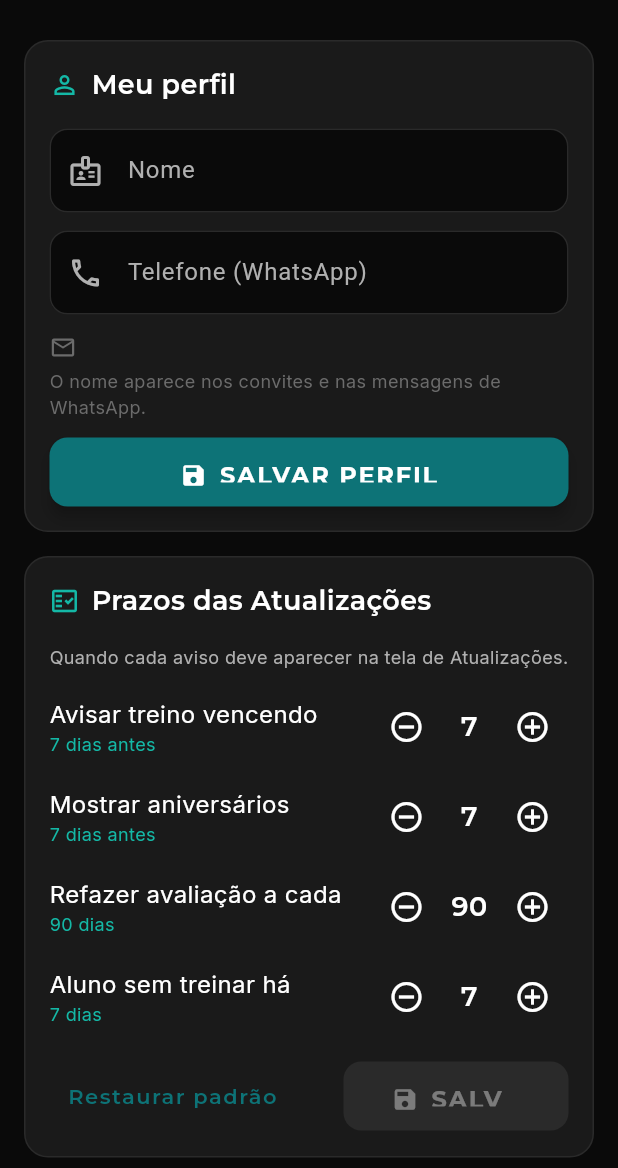
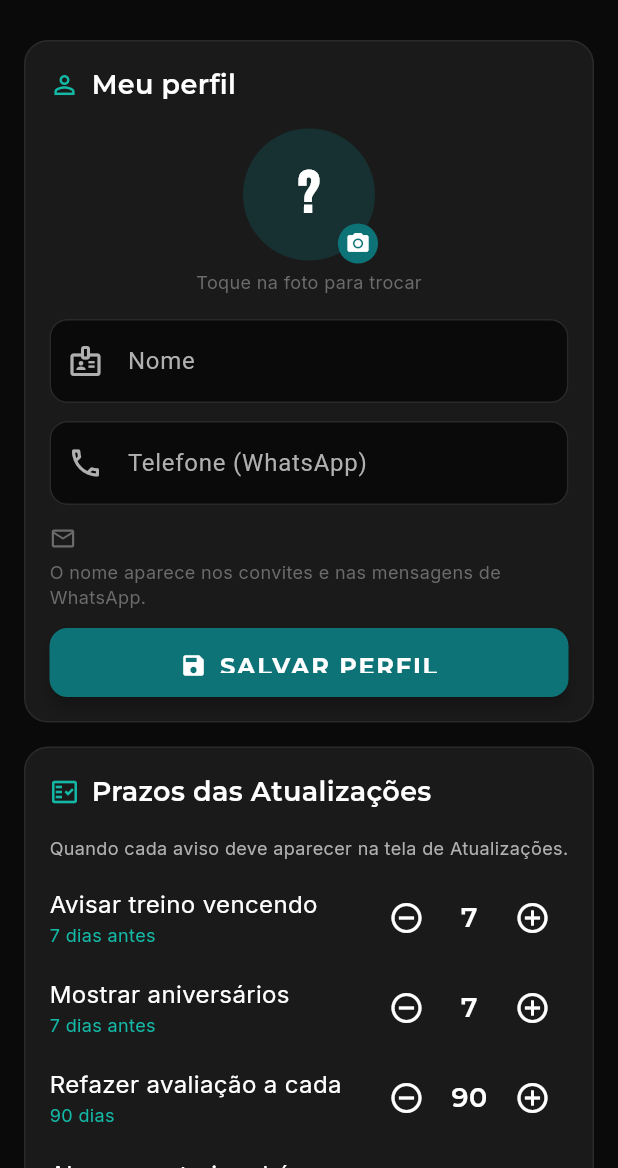
Before and after one commit to vitorlobo13/testetimelobao, a Flutter app: the SettingsPage screen opened directly, on a phone screen of 412 x 824 dp, the part 68-1236 px from its top. Run offline on Flutter 3.47's test engine with Material 3 defaults, Android fonts, the phone set to English and light mode, and no system bars; our stand-ins replace chewie, cloud_firestore, cloud_functions, firebase_auth, firebase_core, firebase_messaging and 7 more; accounts and stored records are empty; network calls fail.

Commit message:
feat(ajustes): foto de perfil do personal e do aluno
- ProfileAvatar compartilhado: escolher/trocar/remover foto (até 5 MB,
  redimensionada para 600 px) em users/{uid}/avatar_*.jpg
- personal: toque no avatar do menu lateral ou em Configurações > Meu perfil
- aluno: toque na foto do Meu Perfil; a foto é copiada para o vínculo,
  e o personal passa a vê-la na lista e na ficha do aluno
- regras: Storage users/{uid}/ (só o dono grava, logados leem);
  aluno pode atualizar photoUrl do próprio vínculo

Co-Authored-By: Claude Opus 5.5 <noreply@anthropic.com>
Claude-Session: https://claude.ai/code/session_01M2jq7MtYMt1oXbMTFh1QZS

```diff
--- a/lib/features/auth/domain/entities/user_entity.dart
+++ b/lib/features/auth/domain/entities/user_entity.dart
@@ -20,13 +20,14 @@ class UserEntity {
     this.isActive = true,
   });
 
-  UserEntity copyWith({String? name, String? phone, String? photoUrl}) =>
+  UserEntity copyWith(
+          {String? name, String? phone, String? photoUrl, bool clearPhoto = false}) =>
       UserEntity(
         id: id,
         name: name ?? this.name,
         email: email,
         userType: userType,
-        photoUrl: photoUrl ?? this.photoUrl,
+        photoUrl: clearPhoto ? null : (photoUrl ?? this.photoUrl),
         phone: phone ?? this.phone,
         createdAt: createdAt,
         isActive: isActive,
--- a/lib/features/trainer/presentation/pages/settings_page.dart
+++ b/lib/features/trainer/presentation/pages/settings_page.dart
@@ -5,6 +5,7 @@ import '../../../../core/theme/app_colors.dart';
 import '../../../../core/theme/app_text_styles.dart';
 import '../../../auth/data/repositories/auth_repository.dart';
 import '../../../auth/presentation/providers/auth_provider.dart';
+import '../../../../shared/widgets/profile_avatar.dart';
 import '../../domain/services/trainer_updates.dart';
 import '../providers/trainer_settings_provider.dart';
 
@@ -107,6 +108,14 @@ class _SettingsPageState extends ConsumerState<SettingsPage> {
             title: 'Meu perfil',
             icon: Icons.person_outline,
             children: [
+              const Center(child: ProfileAvatar(radius: 44)),
+              const SizedBox(height: 6),
+              Center(
+                child: Text('Toque na foto para trocar',
+                    style: AppTextStyles.bodySmall
+                        .copyWith(color: AppColors.textTertiary)),
+              ),
+              const SizedBox(height: 16),
               _field(_name, 'Nome', Icons.badge_outlined),
               const SizedBox(height: 12),
               _field(_phone, 'Telefone (WhatsApp)', Icons.phone_outlined,
--- /dev/null
+++ b/lib/shared/widgets/profile_avatar.dart
@@ -0,0 +1,187 @@
+import 'package:firebase_storage/firebase_storage.dart';
+import 'package:flutter/material.dart';
+import 'package:flutter_riverpod/flutter_riverpod.dart';
+import 'package:image_picker/image_picker.dart';
+
+import '../../core/theme/app_colors.dart';
+import '../../core/theme/app_text_styles.dart';
+import '../../features/auth/presentation/providers/auth_provider.dart';
+
+/// Foto de perfil do usuário logado (personal ou aluno).
+/// Com [editable], tocar abre "Escolher foto" / "Remover foto".
+/// [onChanged] recebe a nova URL (ou null) depois de salvar no perfil —
+/// o aluno usa para copiar a foto para o vínculo, que o personal enxerga.
+class ProfileAvatar extends ConsumerStatefulWidget {
+  const ProfileAvatar({
+    super.key,
+    this.radius = 36,
+    this.editable = true,
+    this.onChanged,
+    this.borderColor,
+  });
+
+  final double radius;
+  final bool editable;
+  final Future<void> Function(String? url)? onChanged;
+  final Color? borderColor;
+
+  @override
+  ConsumerState<ProfileAvatar> createState() => _ProfileAvatarState();
+}
+
+class _ProfileAvatarState extends ConsumerState<ProfileAvatar> {
+  bool _busy = false;
+
+  static const _maxBytes = 5 * 1024 * 1024;
+
+  void _snack(String text, {bool error = false}) =>
+      ScaffoldMessenger.of(context).showSnackBar(SnackBar(
+        backgroundColor: error ? AppColors.error : AppColors.success,
+        content: Text(text),
+      ));
+
+  Future<void> _pick() async {
+    final file = await ImagePicker().pickImage(
+      source: ImageSource.gallery,
+      maxWidth: 600,
+      maxHeight: 600,
+      imageQuality: 85,
+    );
+    if (file == null) return;
+    final user = ref.read(authProvider).user;
+    if (user == null) return;
+    final bytes = await file.readAsBytes();
+    if (bytes.length > _maxBytes) {
+      _snack('Foto maior que 5 MB. Escolha outra.', error: true);
+      return;
+    }
+    setState(() => _busy = true);
+    try {
+      // Nome novo a cada troca: evita o navegador mostrar a foto antiga.
+      final ref0 = FirebaseStorage.instance.ref(
+          'users/${user.id}/avatar_${DateTime.now().millisecondsSinceEpoch}.jpg');
+      await ref0.putData(
+          bytes, SettableMetadata(contentType: file.mimeType ?? 'image/jpeg'));
+      final url = await ref0.getDownloadURL();
+      await ref.read(authProvider.notifier).updatePhoto(url);
+      await widget.onChanged?.call(url);
+      _snack('Foto atualizada.');
+    } catch (e) {
+      _snack('Não foi possível enviar a foto: $e', error: true);
+    } finally {
+      if (mounted) setState(() => _busy = false);
+    }
+  }
+
+  Future<void> _remove() async {
+    setState(() => _busy = true);
+    try {
+      await ref.read(authProvider.notifier).updatePhoto(null);
+      await widget.onChanged?.call(null);
+      _snack('Foto removida.');
+    } catch (e) {
+      _snack('Não foi possível remover: $e', error: true);
+    } finally {
+      if (mounted) setState(() => _busy = false);
+    }
+  }
+
+  Future<void> _openMenu(bool hasPhoto) async {
+    final action = await showModalBottomSheet<String>(
+      context: context,
+      backgroundColor: AppColors.surface,
+      shape: const RoundedRectangleBorder(
+          borderRadius: BorderRadius.vertical(top: Radius.circular(20))),
+      builder: (ctx) => SafeArea(
+        child: Column(
+          mainAxisSize: MainAxisSize.min,
+          children: [
+            const SizedBox(height: 8),
+            ListTile(
+              leading: const Icon(Icons.photo_library_outlined,
+                  color: AppColors.textPrimary),
+              title: Text(hasPhoto ? 'Trocar foto' : 'Escolher foto',
+                  style: AppTextStyles.bodyLarge),
+              onTap: () => Navigator.pop(ctx, 'pick'),
+            ),
+            if (hasPhoto)
+              ListTile(
+                leading:
+                    const Icon(Icons.delete_outline, color: AppColors.error),
+                title: Text('Remover foto',
+                    style: AppTextStyles.bodyLarge
+                        .copyWith(color: AppColors.error)),
+                onTap: () => Navigator.pop(ctx, 'remove'),
+              ),
+            const SizedBox(height: 8),
+          ],
+        ),
+      ),
+    );
+    if (action == 'pick') await _pick();
+    if (action == 'remove') await _remove();
+  }
+
+  @override
+  Widget build(BuildContext context) {
+    final user = ref.watch(authProvider).user;
+    final photo = user?.photoUrl;
+    final hasPhoto = photo != null && photo.isNotEmpty;
+    final initial = (user?.name.trim().isNotEmpty ?? false)
+        ? user!.name.trim()[0].toUpperCase()
+        : '?';
+    final r = widget.radius;
+
+    final avatar = Container(
+      width: r * 2,
+      height: r * 2,
+      decoration: BoxDecoration(
+        shape: BoxShape.circle,
+        color: AppColors.teal.withValues(alpha: 0.25),
+        border: widget.borderColor == null
+            ? null
+            : Border.all(color: widget.borderColor!, width: 3),
+        image: hasPhoto
+            ? DecorationImage(image: NetworkImage(photo), fit: BoxFit.cover)
+            : null,
+      ),
+      alignment: Alignment.center,
+      child: _busy
+          ? const CircularProgressIndicator(
+              strokeWidth: 2, color: Colors.white)
+          : hasPhoto
+              ? null
+              : Text(initial,
+                  style: AppTextStyles.displaySmall
+                      .copyWith(color: Colors.white, fontSize: r * 0.9)),
+    );
+
+    if (!widget.editable) return avatar;
+    return Tooltip(
+      message: hasPhoto ? 'Trocar foto' : 'Adicionar foto',
+      child: InkWell(
+        customBorder: const CircleBorder(),
+        onTap: _busy ? null : () => _openMenu(hasPhoto),
+        child: Stack(
+          clipBehavior: Clip.none,
+          children: [
+            avatar,
+            Positioned(
+              right: -2,
+              bottom: -2,
+              child: Container(
+                padding: const EdgeInsets.all(5),
+                decoration: const BoxDecoration(
+                  color: AppColors.teal,
+                  shape: BoxShape.circle,
+                ),
+                child: Icon(Icons.photo_camera,
+                    size: r * 0.38, color: Colors.white),
+              ),
+            ),
+          ],
+        ),
+      ),
+    );
+  }
+}
```
Also changed, not shown: lib/features/auth/data/repositories/auth_repository.dart (+10 -0 lines), lib/features/auth/presentation/providers/auth_provider.dart (+11 -0 lines), lib/features/student/presentation/pages/student_profile_page.dart (+9 -9 lines), lib/features/trainer/presentation/widgets/custom_drawer.dart (+3 -15 lines), 2 other files.
